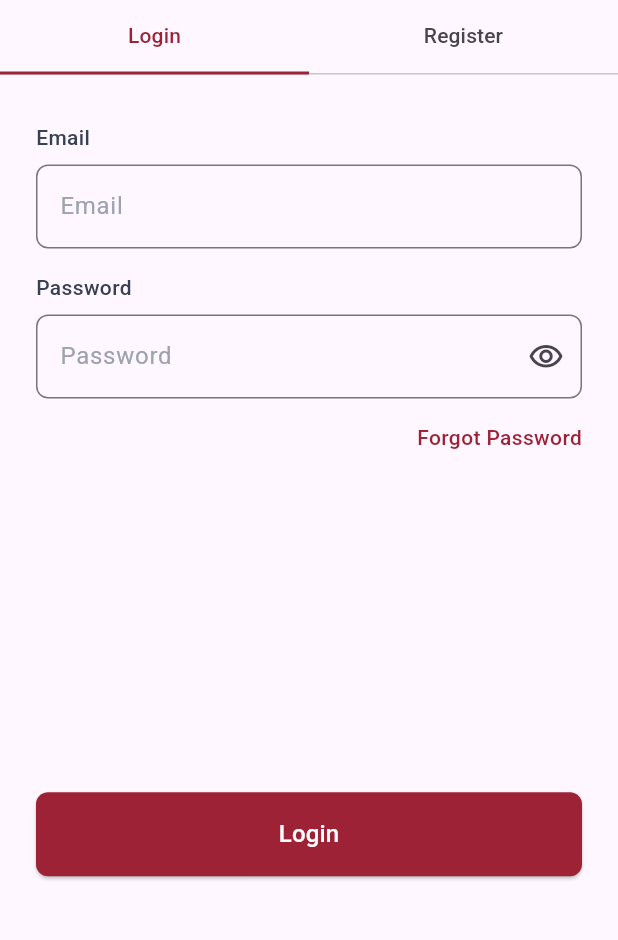
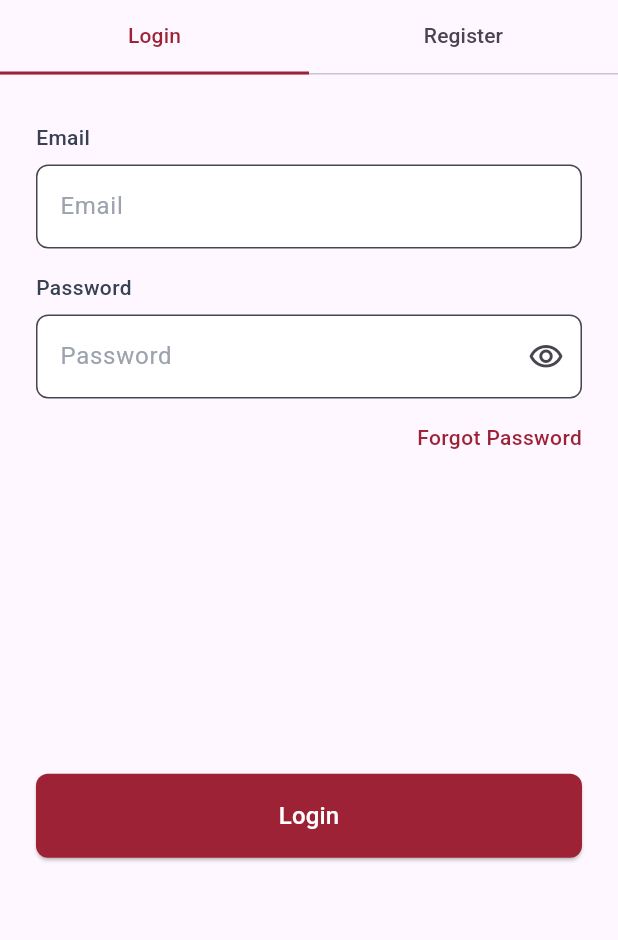
Before and after one commit to Mahmoudelnagar5/ITI---Graduation-Project, a Flutter app: the LoginView screen opened by its route, on a phone screen of 412 x 824 dp, the part 224-1164 px from its top. Run offline on Flutter 3.47's test engine with Material 3 defaults, Android fonts, the phone set to English and light mode, and no system bars; our stand-ins replace flutter_bloc, flutter_svg, gap, shared_preferences, smooth_page_indicator; accounts and stored records are empty.

Commit message:
Enhance authentication forms: update AppTextFormField and PasswordTextFormField to accept hintText, improve UI styling, and implement RegisterForm layout with titles and gaps.

```diff
--- a/lib/features/Auth/presentation/widgets/app_text_form_field.dart
+++ b/lib/features/Auth/presentation/widgets/app_text_form_field.dart
@@ -4,18 +4,17 @@ import 'package:final_project_iti/core/utilities/styles_manager.dart';
 import 'package:flutter/material.dart';
 
 class AppTextFormField extends StatelessWidget {
-  const AppTextFormField({
-    super.key,
-    required this.hintText,
-     this.controller,
-  });
+  const AppTextFormField({super.key, required this.hintText, this.controller});
   final String hintText;
   final TextEditingController? controller;
   @override
   Widget build(BuildContext context) {
     return TextFormField(
+      style: const TextStyle(color: AppColors.black),
       controller: controller,
       decoration: InputDecoration(
+        fillColor: AppColors.white,
+        filled: true,
         hintText: hintText,
         hintStyle: AppTextStyles.textStyleRegular16.copyWith(
           fontFamily: AppFontFamily.roboto,
--- a/lib/features/Auth/presentation/widgets/login_form.dart
+++ b/lib/features/Auth/presentation/widgets/login_form.dart
@@ -27,12 +27,11 @@ class LoginForm extends StatelessWidget {
 
             const Gap(8),
 
-            const PasswordTextFormField(),
+            const PasswordTextFormField(hintText: 'Password'),
             const Gap(16),
 
             const ForgotPasswordBotton(),
-            const Spacer(flex: 5),
-
+            Gap(MediaQuery.sizeOf(context).height * 0.26),
             AppBotton(
               onPressed: () {},
               child: Text(
@@ -43,7 +42,6 @@ class LoginForm extends StatelessWidget {
                 ),
               ),
             ),
-            const Spacer(flex: 2),
           ],
         ),
       ),
--- a/lib/features/Auth/presentation/widgets/password_text_field.dart
+++ b/lib/features/Auth/presentation/widgets/password_text_field.dart
@@ -4,8 +4,9 @@ import 'package:final_project_iti/core/utilities/styles_manager.dart';
 import 'package:flutter/material.dart';
 
 class PasswordTextFormField extends StatefulWidget {
-  const PasswordTextFormField({super.key, this.controller});
+  const PasswordTextFormField({super.key, this.controller, required this.hintText});
   final TextEditingController? controller;
+  final String hintText;
   @override
   State<PasswordTextFormField> createState() => _AppTextFormFieldState();
 }
@@ -16,10 +17,13 @@ class _AppTextFormFieldState extends State<PasswordTextFormField> {
   @override
   Widget build(BuildContext context) {
     return TextFormField(
+      style: const TextStyle(color: AppColors.black),
       controller: widget.controller,
       obscureText: obscureText,
       decoration: InputDecoration(
-        hintText: 'Password',
+        fillColor: AppColors.white,
+        filled: true,
+        hintText: widget.hintText,
         hintStyle: AppTextStyles.textStyleRegular16.copyWith(
           fontFamily: AppFontFamily.roboto,
           color: AppColors.hinttextfield,
```
Also changed, not shown: lib/features/Auth/presentation/widgets/register_form.dart (+37 -1 lines).
